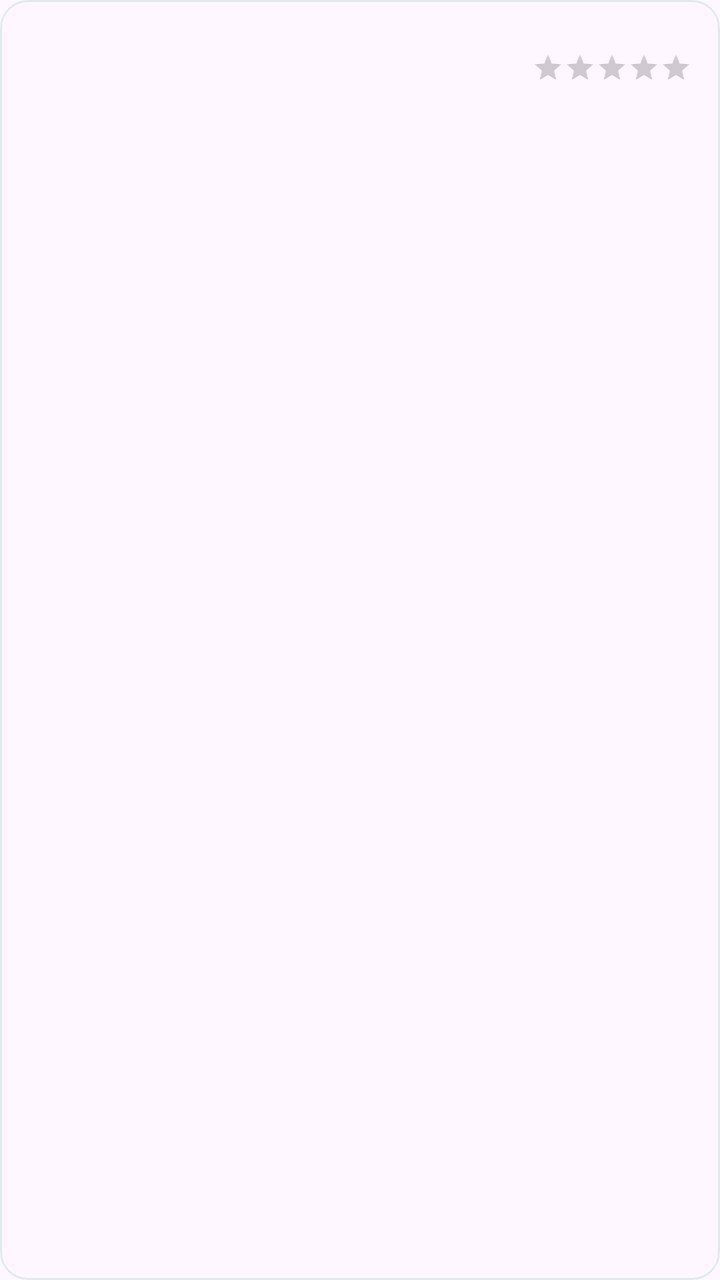
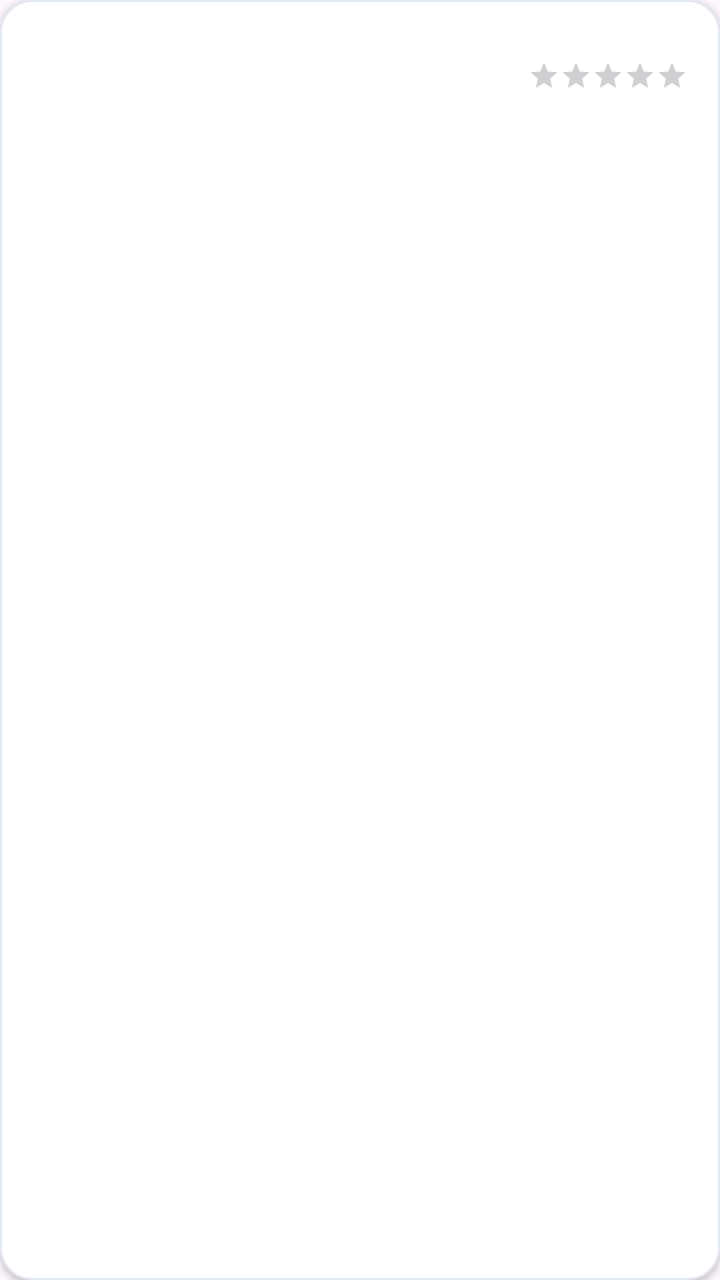

Compare the two renders of this Android layout. The source of the first and the diff that turns it into the second are given below.
<!-- AndroidManifest.xml: application theme Theme.ShoppingApp -->
<!-- res/layout/item_product_review.xml -->
<?xml version="1.0" encoding="utf-8"?>
<com.google.android.material.card.MaterialCardView
    xmlns:android="http://schemas.android.com/apk/res/android"
    xmlns:app="http://schemas.android.com/apk/res-auto"
    android:layout_width="match_parent"
    android:layout_height="wrap_content"
    android:layout_marginHorizontal="12dp"
    android:layout_marginVertical="6dp"
    app:cardBackgroundColor="?attr/colorSurface"
    app:cardCornerRadius="14dp"
    app:cardElevation="0dp"
    app:strokeColor="#E2E8F0"
    app:strokeWidth="1dp">

    <LinearLayout
        android:layout_width="match_parent"
        android:layout_height="wrap_content"
        android:orientation="vertical"
        android:padding="14dp">

        <LinearLayout
            android:layout_width="match_parent"
            android:layout_height="wrap_content"
            android:gravity="center_vertical"
            android:orientation="horizontal">

            <com.google.android.material.imageview.ShapeableImageView
                android:id="@+id/review_avatar"
                android:layout_width="40dp"
                android:layout_height="40dp"
                android:importantForAccessibility="no"
                android:scaleType="centerCrop"
                app:shapeAppearanceOverlay="@style/ShapeAppearance.Material3.Corner.Full" />

            <LinearLayout
                android:layout_width="0dp"
                android:layout_height="wrap_content"
                android:layout_marginStart="10dp"
                android:layout_weight="1"
                android:orientation="vertical">

                <TextView
                    android:id="@+id/review_user"
                    android:layout_width="wrap_content"
                    android:layout_height="wrap_content"
                    android:textColor="?attr/colorOnSurface"
                    android:textSize="14sp"
                    android:textStyle="bold" />

                <TextView
                    android:id="@+id/review_date"
                    android:layout_width="wrap_content"
                    android:layout_height="wrap_content"
                    android:layout_marginTop="2dp"
                    android:textColor="#64748B"
                    android:textSize="12sp" />
            </LinearLayout>

            <RatingBar
                android:id="@+id/review_rating"
                style="?android:attr/ratingBarStyleSmall"
                android:layout_width="wrap_content"
                android:layout_height="wrap_content"
                android:isIndicator="true"
                android:numStars="5"
                android:progressTint="#F59E0B"
                android:secondaryProgressTint="#F59E0B"
                android:stepSize="1" />

        </LinearLayout>

        <TextView
            android:id="@+id/review_comment"
            android:layout_width="match_parent"
            android:layout_height="wrap_content"
            android:layout_marginTop="10dp"
            android:lineSpacingExtra="3dp"
            android:textColor="?attr/colorOnSurface"
            android:textSize="14sp" />

        <HorizontalScrollView
            android:layout_width="match_parent"
            android:layout_height="wrap_content"
            android:layout_marginTop="10dp"
            android:overScrollMode="never"
            android:scrollbars="none">

            <LinearLayout
                android:id="@+id/review_images"
                android:layout_width="wrap_content"
                android:layout_height="wrap_content"
                android:orientation="horizontal" />
        </HorizontalScrollView>

    </LinearLayout>
</com.google.android.material.card.MaterialCardView>
<!-- resources referenced by this layout -->
<resources>
  <style name="Theme.ShoppingApp" parent="Base.Theme.ShoppingApp" />
  <style name="Base.Theme.ShoppingApp" parent="Theme.Material3.DayNight.NoActionBar">
          
          
      </style>
</resources>

<!-- the commit's change to res/layout/item_product_review.xml (unified diff, before → after) -->
@@ -6,9 +6,9 @@
     android:layout_height="wrap_content"
     android:layout_marginHorizontal="12dp"
     android:layout_marginVertical="6dp"
-    app:cardBackgroundColor="?attr/colorSurface"
-    app:cardCornerRadius="14dp"
-    app:cardElevation="0dp"
+    app:cardBackgroundColor="@color/white"
+    app:cardCornerRadius="16dp"
+    app:cardElevation="2dp"
     app:strokeColor="#E2E8F0"
     app:strokeWidth="1dp">
 
@@ -16,7 +16,7 @@
         android:layout_width="match_parent"
         android:layout_height="wrap_content"
         android:orientation="vertical"
-        android:padding="14dp">
+        android:padding="16dp">
 
         <LinearLayout
             android:layout_width="match_parent"
@@ -26,8 +26,8 @@
 
             <com.google.android.material.imageview.ShapeableImageView
                 android:id="@+id/review_avatar"
-                android:layout_width="40dp"
-                android:layout_height="40dp"
+                android:layout_width="44dp"
+                android:layout_height="44dp"
                 android:importantForAccessibility="no"
                 android:scaleType="centerCrop"
                 app:shapeAppearanceOverlay="@style/ShapeAppearance.Material3.Corner.Full" />
@@ -35,7 +35,7 @@
             <LinearLayout
                 android:layout_width="0dp"
                 android:layout_height="wrap_content"
-                android:layout_marginStart="10dp"
+                android:layout_marginStart="12dp"
                 android:layout_weight="1"
                 android:orientation="vertical">
 
@@ -43,8 +43,8 @@
                     android:id="@+id/review_user"
                     android:layout_width="wrap_content"
                     android:layout_height="wrap_content"
-                    android:textColor="?attr/colorOnSurface"
-                    android:textSize="14sp"
+                    android:textColor="#0F172A"
+                    android:textSize="15sp"
                     android:textStyle="bold" />
 
                 <TextView
@@ -63,8 +63,8 @@
                 android:layout_height="wrap_content"
                 android:isIndicator="true"
                 android:numStars="5"
-                android:progressTint="#F59E0B"
-                android:secondaryProgressTint="#F59E0B"
+                android:progressTint="@color/rating_gold"
+                android:secondaryProgressTint="@color/rating_gold"
                 android:stepSize="1" />
 
         </LinearLayout>
@@ -73,15 +73,15 @@
             android:id="@+id/review_comment"
             android:layout_width="match_parent"
             android:layout_height="wrap_content"
-            android:layout_marginTop="10dp"
-            android:lineSpacingExtra="3dp"
-            android:textColor="?attr/colorOnSurface"
+            android:layout_marginTop="12dp"
+            android:lineSpacingExtra="4dp"
+            android:textColor="#1E293B"
             android:textSize="14sp" />
 
         <HorizontalScrollView
             android:layout_width="match_parent"
             android:layout_height="wrap_content"
-            android:layout_marginTop="10dp"
+            android:layout_marginTop="12dp"
             android:overScrollMode="never"
             android:scrollbars="none">
 
<!-- resource entries referenced after the edit -->
@@ -1,5 +1,7 @@
 <!-- resources referenced by this layout -->
 <resources>
+  <color name="rating_gold">#F59E0B</color>
+  <color name="white">#FFFFFFFF</color>
   <style name="Theme.ShoppingApp" parent="Base.Theme.ShoppingApp" />
   <style name="Base.Theme.ShoppingApp" parent="Theme.Material3.DayNight.NoActionBar">
           
